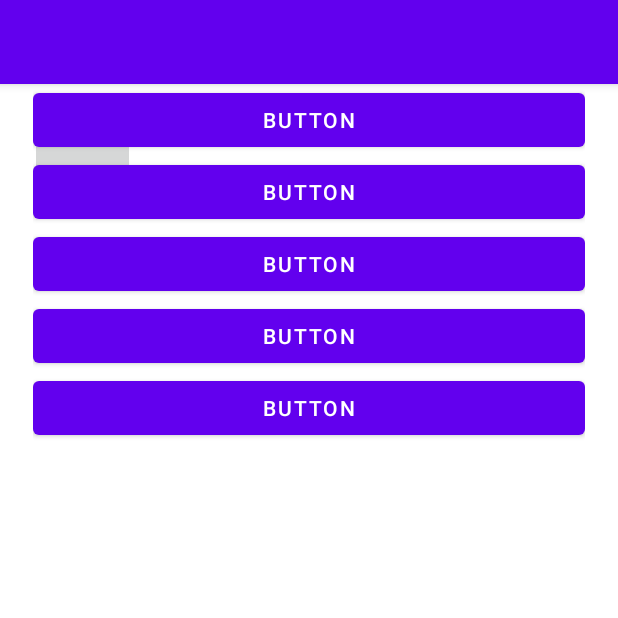
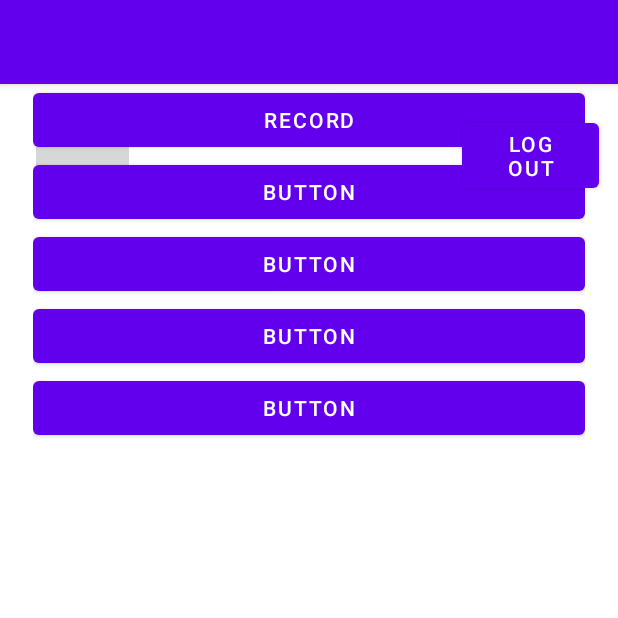
Before and after one commit to tkim0809/fitnessApp, an Android app: the userMenu screen opened directly, with no data from a screen before it, on a phone screen of 412 x 824 dp, the top half of it. Run offline under Robolectric (Android 15) with nearby library versions, the phone set to English and light mode, and no system bars.

Commit message:
2/9/2023

```diff
--- a/Frontend/app/src/main/AndroidManifest.xml
+++ b/Frontend/app/src/main/AndroidManifest.xml
@@ -11,6 +11,12 @@
         android:supportsRtl="true"
         android:theme="@style/Theme.FitnessApp"
         tools:targetApi="31">
+        <activity
+            android:name=".friends"
+            android:exported="false" />
+        <activity
+            android:name=".record"
+            android:exported="false" />
         <activity
             android:name=".userMenu"
             android:exported="false" />
--- a/Frontend/app/src/main/java/com/example/fitnessapp/userMenu.java
+++ b/Frontend/app/src/main/java/com/example/fitnessapp/userMenu.java
@@ -2,7 +2,10 @@ package com.example.fitnessapp;
 
 import androidx.appcompat.app.AppCompatActivity;
 
+import android.content.Intent;
 import android.os.Bundle;
+import android.view.View;
+import android.widget.Button;
 
 public class userMenu extends AppCompatActivity {
 
@@ -10,5 +13,21 @@ public class userMenu extends AppCompatActivity {
     protected void onCreate(Bundle savedInstanceState) {
         super.onCreate(savedInstanceState);
         setContentView(R.layout.activity_user_menu);
+        Button logOutBtn = findViewById(R.id.logOutBtn);
+        logOutBtn.setOnClickListener(new View.OnClickListener() {
+            @Override
+            public void onClick(View view) {
+                Intent logOut = new Intent(userMenu.this, MainActivity.class);
+                startActivity(logOut);
+            }
+        });
+        Button recordBtn = findViewById(R.id.recordBtn);
+        recordBtn.setOnClickListener(new View.OnClickListener() {
+            @Override
+            public void onClick(View view) {
+                Intent toRecord = new Intent(userMenu.this, record.class);
+                startActivity(toRecord);
+            }
+        });
     }
 }
--- a/Frontend/app/src/main/res/layout/activity_user_menu.xml
+++ b/Frontend/app/src/main/res/layout/activity_user_menu.xml
@@ -37,10 +37,10 @@
         tools:layout_editor_absoluteY="198dp">
 
         <Button
-            android:id="@+id/button6"
+            android:id="@+id/recordBtn"
             android:layout_width="match_parent"
             android:layout_height="wrap_content"
-            android:text="Button" />
+            android:text="Record" />
 
         <Button
             android:id="@+id/button7"
@@ -69,4 +69,14 @@
             android:text="Button" />
     </LinearLayout>
 
+    <Button
+        android:id="@+id/logOutBtn"
+        android:layout_width="91dp"
+        android:layout_height="55dp"
+        android:layout_marginStart="308dp"
+        android:layout_marginTop="20dp"
+        android:text="Log Out"
+        app:layout_constraintStart_toStartOf="parent"
+        app:layout_constraintTop_toTopOf="parent" />
+
 </androidx.constraintlayout.widget.ConstraintLayout>
```
Also changed, not shown: Frontend/app/src/main/java/com/example/fitnessapp/friends.java (added, +14 -0 lines), Frontend/app/src/main/java/com/example/fitnessapp/record.java (added, +14 -0 lines), Frontend/app/src/main/res/layout/activity_friends.xml (added, +9 -0 lines), Frontend/app/src/main/res/layout/activity_record.xml (added, +9 -0 lines).
